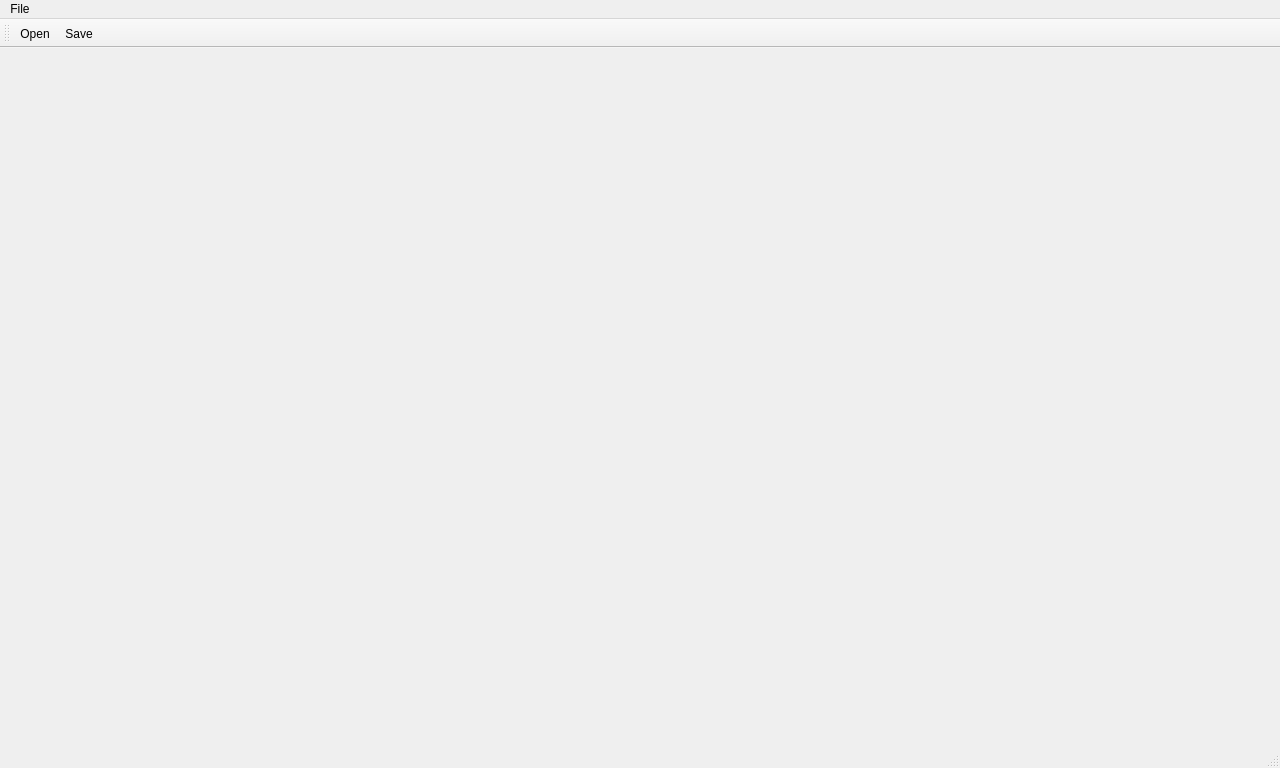
This is ui/mainwindow.ui in Open-CK/OpenCK as Qt 5 draws it before an edit. The edited form follows.
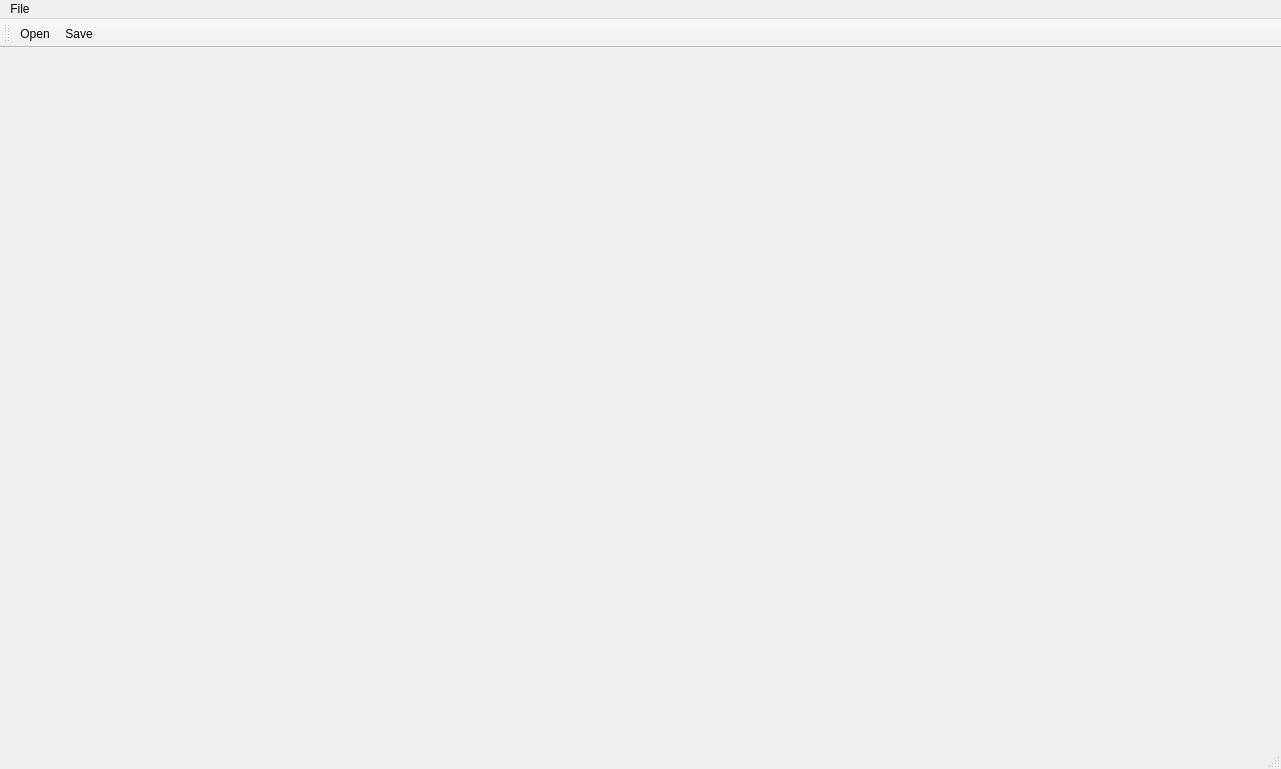
This is the edited form. Icons and pictures are not drawn.

What changed in the file:
```diff
--- a/ui/mainwindow.ui
+++ b/ui/mainwindow.ui
@@ -6,8 +6,8 @@
    <rect>
     <x>0</x>
     <y>0</y>
-    <width>1280</width>
-    <height>768</height>
+    <width>1281</width>
+    <height>769</height>
    </rect>
   </property>
   <property name="windowTitle">
@@ -22,8 +22,8 @@
     <rect>
      <x>0</x>
      <y>0</y>
-     <width>1280</width>
-     <height>20</height>
+     <width>1281</width>
+     <height>21</height>
     </rect>
    </property>
    <widget class="QMenu" name="menuFile">
```
Left out of the diff: 11 changed lines with no effect on the pictures.
